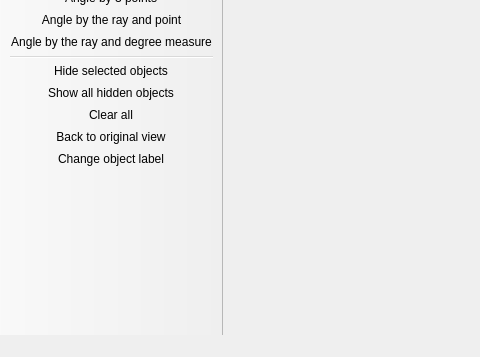
First picture: the form in geopro.ui, repository rusfort/GeoPro, before the edit; both pictures show x 0 to 480 and y 292 to 649 of the 849 by 649 pixel window.
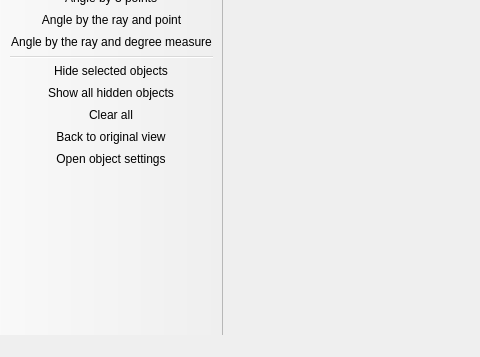
Second picture: the form after the edit. Icons and pictures are not drawn.

Commit message: First version of the object menu

Diff of the .ui file:
```diff
--- a/geopro.ui
+++ b/geopro.ui
@@ -64,7 +64,7 @@
     <addaction name="actionShow_all_hidden_objects"/>
     <addaction name="menuBackground"/>
     <addaction name="actionBack_to_original_view"/>
-    <addaction name="actionChange_object_label"/>
+    <addaction name="actionOpen_object_settings"/>
    </widget>
    <widget class="QMenu" name="menuNew_object">
     <property name="title">
@@ -146,7 +146,7 @@
    <addaction name="actionShow_all_hidden_objects"/>
    <addaction name="actionClear_all"/>
    <addaction name="actionBack_to_original_view"/>
-   <addaction name="actionChange_object_label"/>
+   <addaction name="actionOpen_object_settings"/>
   </widget>
   <widget class="QStatusBar" name="statusBar"/>
   <action name="actionOpen">
@@ -391,9 +391,9 @@
     <string>Back to original view</string>
    </property>
   </action>
-  <action name="actionChange_object_label">
+  <action name="actionOpen_object_settings">
    <property name="text">
-    <string>Change object label</string>
+    <string>Open object settings</string>
    </property>
   </action>
   <action name="actionAngle_by_3_points">
```
The commit also changes 5 other files.
